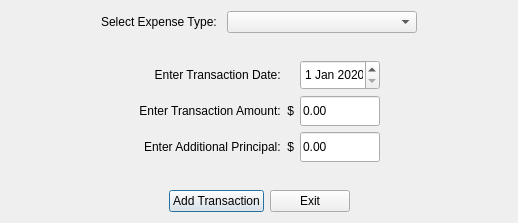
The window that CashFlowManager/addexpensetransactiondialog.ui (epw7856/CashFlowManager) describes before a commit, drawn with Qt 5.
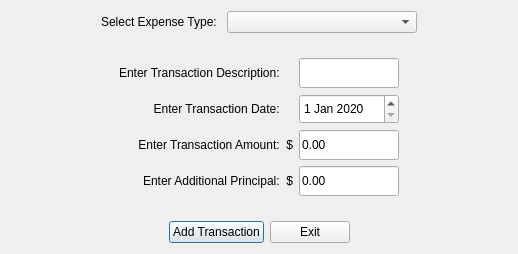
The same window after the commit.

Commit message: Added logic to verify information when adding expense transaction.

Patch:
```diff
--- a/CashFlowManager/addexpensetransactiondialog.ui
+++ b/CashFlowManager/addexpensetransactiondialog.ui
@@ -10,7 +10,7 @@
     <x>0</x>
     <y>0</y>
     <width>518</width>
-    <height>223</height>
+    <height>254</height>
    </rect>
   </property>
   <property name="windowTitle">
@@ -88,7 +88,7 @@
    </item>
    <item>
     <layout class="QGridLayout" name="gridLayout">
-     <item row="0" column="1">
+     <item row="1" column="1">
       <widget class="QLabel" name="label_2">
        <property name="text">
         <string>Enter Transaction Date:    </string>
@@ -98,17 +98,17 @@
        </property>
       </widget>
      </item>
-     <item row="0" column="2">
+     <item row="1" column="2">
       <widget class="QDateEdit" name="dateEditTransaction">
        <property name="minimumSize">
         <size>
-         <width>80</width>
+         <width>100</width>
          <height>30</height>
         </size>
        </property>
        <property name="maximumSize">
         <size>
-         <width>80</width>
+         <width>100</width>
          <height>30</height>
         </size>
        </property>
@@ -121,17 +121,17 @@
        </property>
       </widget>
      </item>
-     <item row="2" column="2">
+     <item row="3" column="2">
       <widget class="QLineEdit" name="lineEditAdditionalPrincipalAmount">
        <property name="minimumSize">
         <size>
-         <width>80</width>
+         <width>100</width>
          <height>30</height>
         </size>
        </property>
        <property name="maximumSize">
         <size>
-         <width>80</width>
+         <width>100</width>
          <height>30</height>
         </size>
        </property>
@@ -140,7 +140,7 @@
        </property>
       </widget>
      </item>
-     <item row="2" column="1">
+     <item row="3" column="1">
       <widget class="QLabel" name="label_5">
        <property name="text">
         <string>Enter Additional Principal:  $</string>
@@ -150,17 +150,17 @@
        </property>
       </widget>
      </item>
-     <item row="1" column="2">
+     <item row="2" column="2">
       <widget class="QLineEdit" name="lineEditTransactionAmount">
        <property name="minimumSize">
         <size>
-         <width>80</width>
+         <width>100</width>
          <height>30</height>
         </size>
        </property>
        <property name="maximumSize">
         <size>
-         <width>80</width>
+         <width>100</width>
          <height>30</height>
         </size>
        </property>
@@ -172,7 +172,7 @@
        </property>
       </widget>
      </item>
-     <item row="0" column="3">
+     <item row="1" column="3">
       <spacer name="horizontalSpacer_6">
        <property name="orientation">
         <enum>Qt::Horizontal</enum>
@@ -185,7 +185,33 @@
        </property>
       </spacer>
      </item>
-     <item row="0" column="0">
+     <item row="3" column="3">
+      <spacer name="horizontalSpacer_8">
+       <property name="orientation">
+        <enum>Qt::Horizontal</enum>
+       </property>
+       <property name="sizeHint" stdset="0">
+        <size>
+         <width>40</width>
+         <height>20</height>
+        </size>
+       </property>
+      </spacer>
+     </item>
+     <item row="3" column="0">
+      <spacer name="horizontalSpacer_7">
+       <property name="orientation">
+        <enum>Qt::Horizontal</enum>
+       </property>
+       <property name="sizeHint" stdset="0">
+        <size>
+         <width>40</width>
+         <height>20</height>
+        </size>
+       </property>
+      </spacer>
+     </item>
+     <item row="1" column="0">
       <spacer name="horizontalSpacer_5">
        <property name="orientation">
         <enum>Qt::Horizontal</enum>
@@ -198,7 +224,7 @@
        </property>
       </spacer>
      </item>
-     <item row="1" column="1">
+     <item row="2" column="1">
       <widget class="QLabel" name="label_3">
        <property name="text">
         <string>Enter Transaction Amount:  $</string>
@@ -208,7 +234,7 @@
        </property>
       </widget>
      </item>
-     <item row="1" column="3">
+     <item row="2" column="3">
       <spacer name="horizontalSpacer_12">
        <property name="orientation">
         <enum>Qt::Horizontal</enum>
@@ -221,21 +247,8 @@
        </property>
       </spacer>
      </item>
-     <item row="1" column="0">
-      <spacer name="horizontalSpacer_11">
-       <property name="orientation">
-        <enum>Qt::Horizontal</enum>
-       </property>
-       <property name="sizeHint" stdset="0">
-        <size>
-         <width>40</width>
-         <height>20</height>
-        </size>
-       </property>
-      </spacer>
-     </item>
      <item row="2" column="0">
-      <spacer name="horizontalSpacer_7">
+      <spacer name="horizontalSpacer_11">
        <property name="orientation">
         <enum>Qt::Horizontal</enum>
        </property>
@@ -247,8 +260,15 @@
        </property>
       </spacer>
      </item>
-     <item row="2" column="3">
-      <spacer name="horizontalSpacer_8">
+     <item row="0" column="1">
+      <widget class="QLabel" name="label_4">
+       <property name="text">
+        <string>Enter Transaction Description:    </string>
+       </property>
+      </widget>
+     </item>
+     <item row="0" column="0">
+      <spacer name="horizontalSpacer_9">
        <property name="orientation">
         <enum>Qt::Horizontal</enum>
        </property>
@@ -260,6 +280,35 @@
        </property>
       </spacer>
      </item>
+     <item row="0" column="3">
+      <spacer name="horizontalSpacer_10">
+       <property name="orientation">
+        <enum>Qt::Horizontal</enum>
+       </property>
+       <property name="sizeHint" stdset="0">
+        <size>
+         <width>40</width>
+         <height>20</height>
+        </size>
+       </property>
+      </spacer>
+     </item>
+     <item row="0" column="2">
+      <widget class="QLineEdit" name="lineEditDescription">
+       <property name="minimumSize">
+        <size>
+         <width>100</width>
+         <height>30</height>
+        </size>
+       </property>
+       <property name="maximumSize">
+        <size>
+         <width>100</width>
+         <height>30</height>
+        </size>
+       </property>
+      </widget>
+     </item>
     </layout>
    </item>
    <item>
```
The commit also changes 7 other files.
